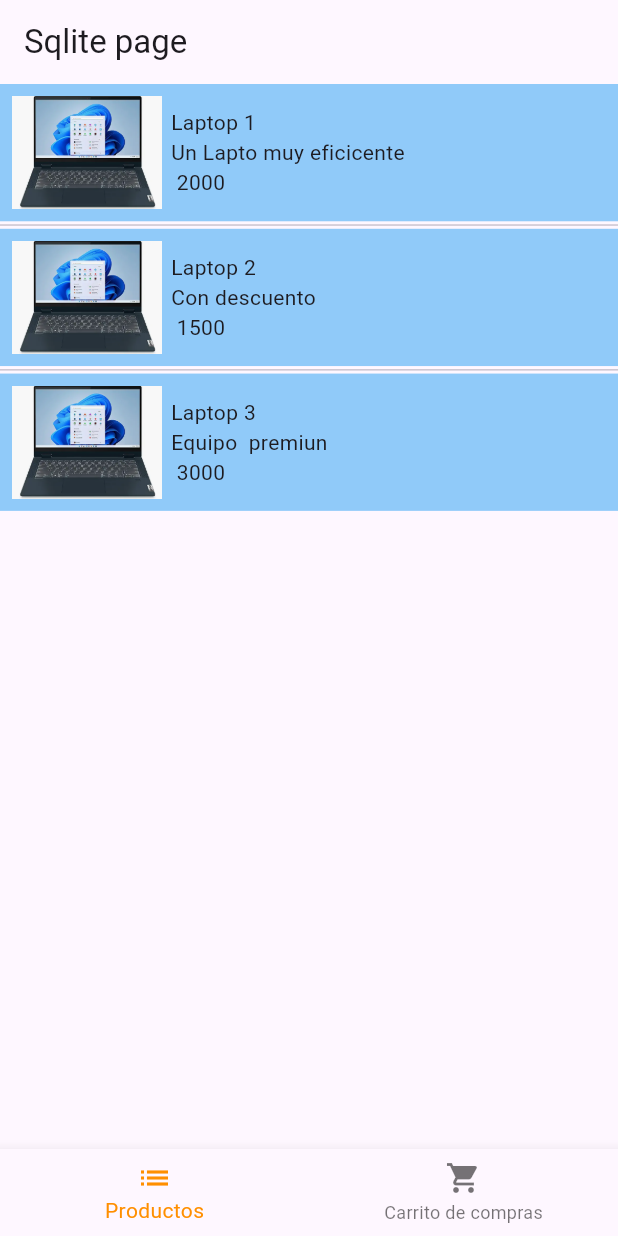
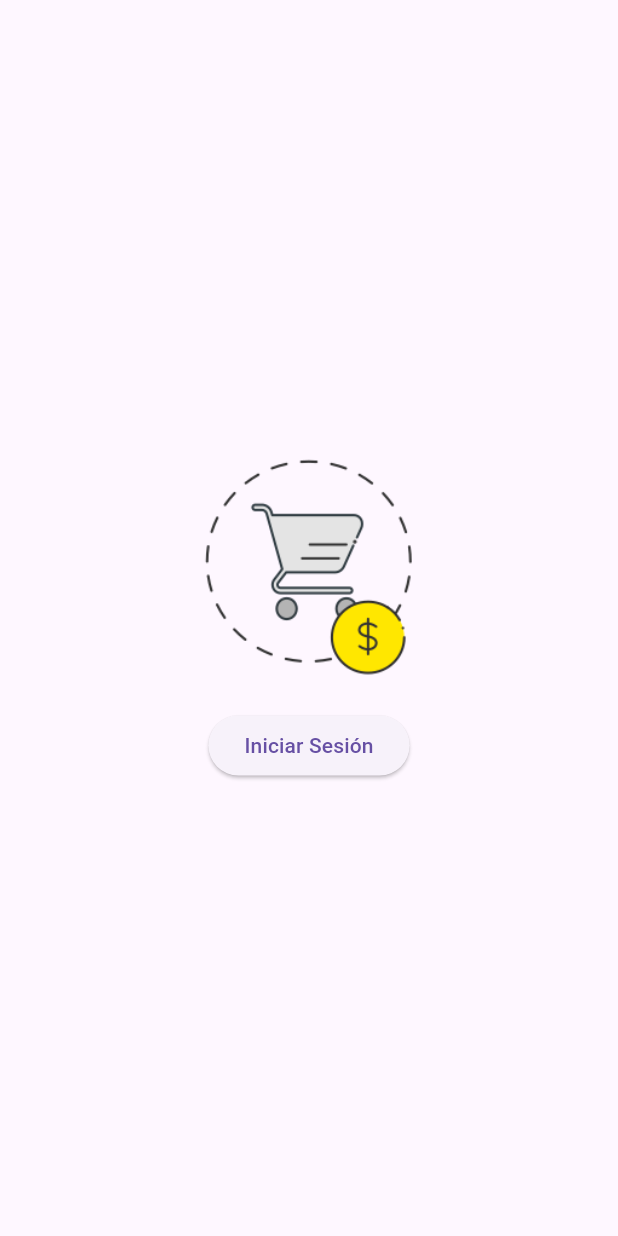
Before and after one commit to JuanPabloM19/B-ProyectoColaborativoFlutter, a Flutter app: the screen it shows after launch, on a phone screen of 412 x 824 dp. Run offline on Flutter 3.47's test engine with Material 3 defaults, Android fonts, the phone set to English and light mode, and no system bars; our stand-ins replace sqflite; accounts and stored records are empty.

Commit message:
estructuracion de componentes y login sin verificacion, solo estatico

```diff
--- a/lib/main.dart
+++ b/lib/main.dart
@@ -1,18 +1,20 @@
 import 'package:flutter/material.dart';
-import 'package:flutter_application_1/notifier.dart';
+import 'package:flutter_application_1/pages/home.dart'; // Importa tu archivo home.dart
+import 'package:flutter_application_1/pages/notifier.dart'; // Importa el Notifier
 import 'package:provider/provider.dart';
 
-import 'my_cart.dart';
-import 'produc_list.dart';
-
 void main() {
-  runApp(const MyApp());
+  runApp(
+    ChangeNotifierProvider(
+      create: (context) => CartNotifier(), // Proveedor para toda la app
+      child: const MyApp(),
+    ),
+  );
 }
 
 class MyApp extends StatelessWidget {
   const MyApp({super.key});
 
-  // This widget is the root of your application.
   @override
   Widget build(BuildContext context) {
     return MaterialApp(
@@ -20,51 +22,7 @@ class MyApp extends StatelessWidget {
       theme: ThemeData(
         primarySwatch: Colors.blue,
       ),
-      home: ChangeNotifierProvider(
-          create: (context) => CartNotifier(),
-          child: const MyHomePage(title: 'Sqlite page')),
+      home: const HomePage(), // Asegúrate de que HomePage está bien importado
     );
   }
 }
-
-class MyHomePage extends StatefulWidget {
-  const MyHomePage({super.key, required this.title});
-
-  final String title;
-
-  @override
-  State<MyHomePage> createState() => _MyHomePageState();
-}
-
-class _MyHomePageState extends State<MyHomePage> {
-  int selectIndex = 0;
-
-  @override
-  Widget build(BuildContext context) {
-    return Scaffold(
-      appBar: AppBar(
-        title: Text(widget.title),
-      ),
-      body: selectIndex == 0 ? ProductList() : const MyCart(),
-      bottomNavigationBar: BottomNavigationBar(
-        items: const [
-          BottomNavigationBarItem(
-            icon: Icon(Icons.list),
-            label: 'Productos',
-          ),
-          BottomNavigationBarItem(
-            icon: Icon(Icons.shopping_cart),
-            label: 'Carrito de compras',
-          ),
-        ],
-        currentIndex: selectIndex,
-        selectedItemColor: Colors.amber[800],
-        onTap: (index) {
-          setState(() {
-            selectIndex = index;
-          });
-        },
-      ),
-    );
-  }
-}
--- /dev/null
+++ b/lib/pages/home.dart
@@ -0,0 +1,41 @@
+import 'package:flutter/material.dart';
+import 'package:flutter_application_1/pages/init.dart';
+
+class HomePage extends StatelessWidget {
+  const HomePage({super.key});
+
+  @override
+  Widget build(BuildContext context) {
+    return Scaffold(
+      body: Center(
+        child: Column(
+          mainAxisAlignment: MainAxisAlignment.center,
+          children: [
+            // Aquí colocas la imagen
+            Center(
+              child: Image.asset(
+                'assets/images/carrito.jpg', // Reemplaza con tu imagen
+                height: 150,
+              ),
+            ),
+            const SizedBox(height: 20),
+            // Botón de "Iniciar Sesión"
+            ElevatedButton(
+              onPressed: () {
+                // Navegar a InitPage
+                Navigator.push(
+                  context,
+                  MaterialPageRoute(
+                      builder: (context) => const InitPage(
+                            title: 'Carrito de Compras',
+                          )), // Redirige a InitPage
+                );
+              },
+              child: Text('Iniciar Sesión'),
+            )
+          ],
+        ),
+      ),
+    );
+  }
+}
--- a/lib/produc_list.dart
+++ b/lib/pages/produc_list.dart
@@ -1,12 +1,12 @@
 import 'package:flutter/material.dart';
-import 'package:flutter_application_1/shop_database.dart';
+import 'package:flutter_application_1/pages/shop_database.dart';
 
-import 'models.dart';
+import '../models/models.dart';
 //import 'package:sql3/models.dart';
 
 // ignore: must_be_immutable
 class ProductList extends StatelessWidget {
-  ProductList({Key? key}) : super(key: key);
+  ProductList({super.key});
   var products = [
     Product(1, "Laptop 1", "Un Lapto muy eficicente", 2000),
     Product(2, "Laptop 2", "Con descuento", 1500),
--- a/lib/shop_database.dart
+++ b/lib/pages/shop_database.dart
@@ -2,7 +2,7 @@ import 'package:sqflite/sqflite.dart';
 // ignore: depend_on_referenced_packages
 import 'package:path/path.dart' show join;
 
-import 'models.dart';
+import '../models/models.dart';
 
 class ShopDatabase {
   static final ShopDatabase instance = ShopDatabase._init();
```
Also changed, not shown: lib/pages/init.dart (added, +45 -0 lines), lib/pages/my_cart.dart (renamed from lib/my_cart.dart, +4 -4 lines), assets/images/carrito.jpg (added), lib/models/models.dart (renamed from lib/models.dart), lib/pages/notifier.dart (renamed from lib/notifier.dart).
